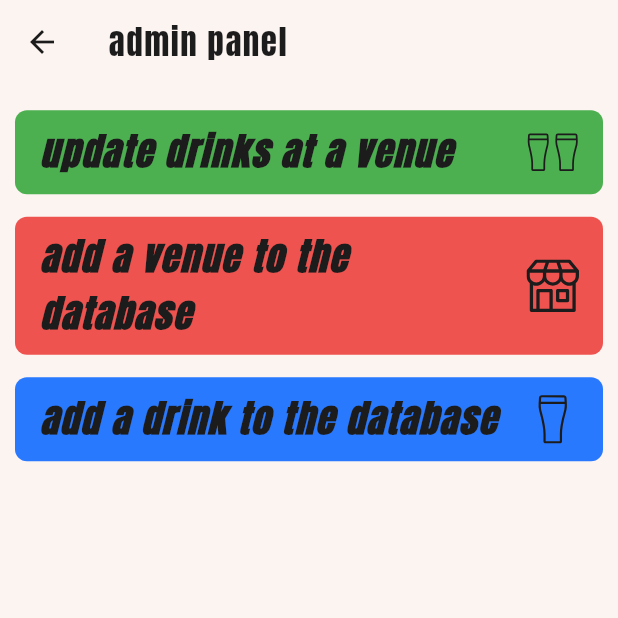
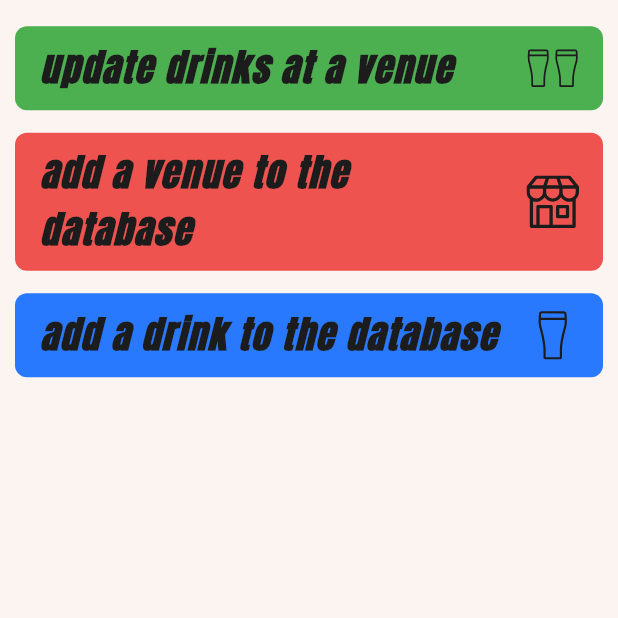
Before and after one commit to eddiearnoldz/sobar_app, a Flutter app: the AdminScreen screen opened directly, on a phone screen of 412 x 824 dp, the top half of it. Run offline on Flutter 3.47's test engine with Material 3 defaults, Android fonts, the phone set to English and light mode, and no system bars; our stand-ins replace bloc, cached_network_image, cloud_firestore, cloud_functions, equatable, firebase_auth and 12 more; missing offline and left inert: map_launcher; accounts and stored records are empty; network calls fail.

Commit message:
removed app bar on admin panel

```diff
--- a/lib/screens/admin/admin_screen.dart
+++ b/lib/screens/admin/admin_screen.dart
@@ -89,16 +89,6 @@ class _AdminScreenState extends State<AdminScreen> with SingleTickerProviderStat
   @override
   Widget build(BuildContext context) {
     return Scaffold(
-      appBar: AppBar(
-        title: const Text(
-          'admin panel',
-          style: TextStyle(
-            fontFamily: 'Anton',
-            letterSpacing: 1,
-          ),
-        ),
-        backgroundColor: Theme.of(context).colorScheme.primary,
-      ),
       body: Center(
         child: Padding(
           padding: const EdgeInsets.all(10.0),
```
